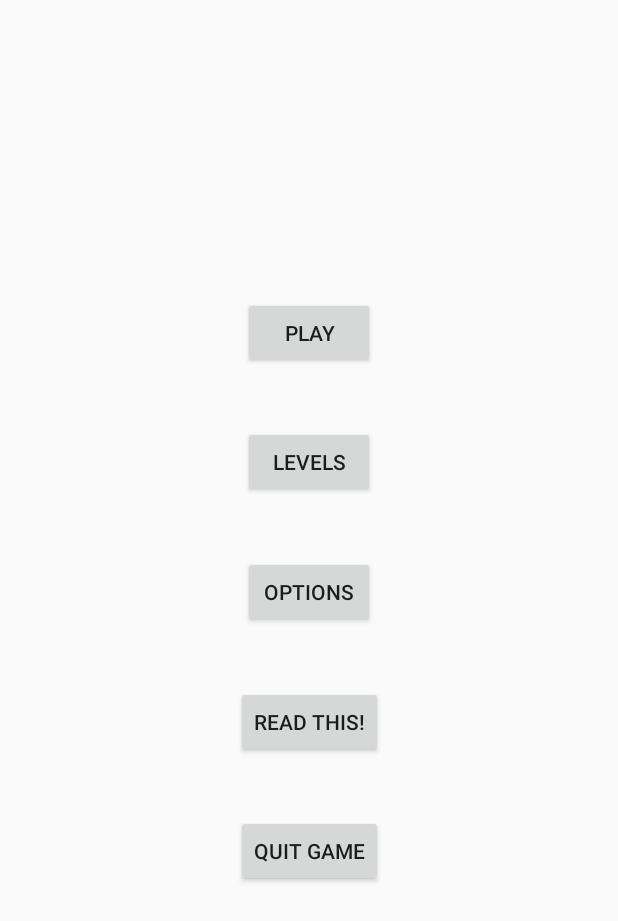
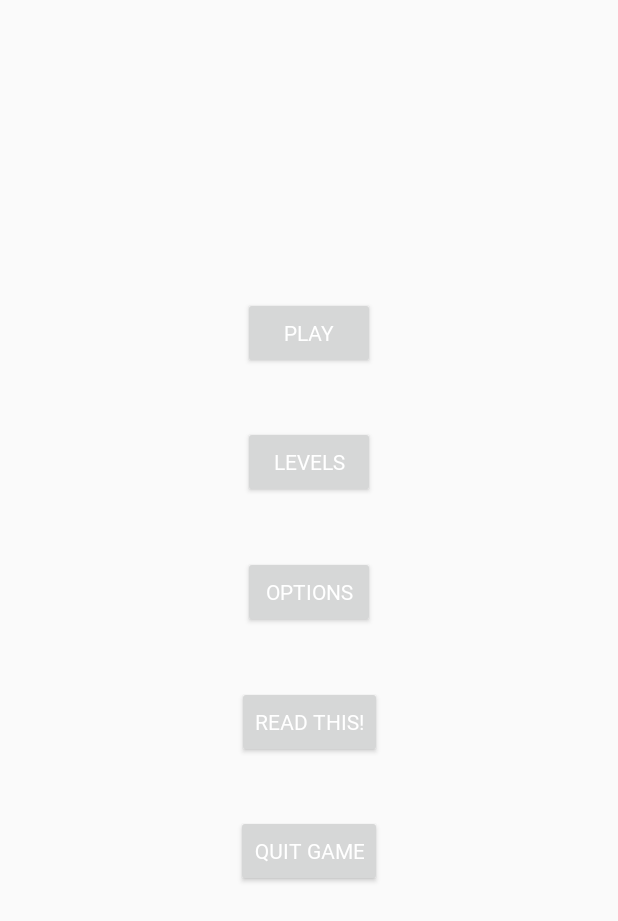
Before and after one commit to plohoicod/Doom-math, an Android app: the screen it shows after launch (MainActivity), on a phone screen of 412 x 824 dp. Shown: the top 921 px of the screen. Run offline under Robolectric (Android 15) with nearby library versions, the phone set to English and light mode, and no system bars.

Commit message:
doom font

```diff
--- a/app/src/main/res/layout/activity_main.xml
+++ b/app/src/main/res/layout/activity_main.xml
@@ -16,7 +16,9 @@
         android:layout_marginTop="183dp"
         android:layout_marginEnd="162dp"
         android:layout_marginBottom="12dp"
-        android:text="Play"
+        android:text="@string/app_play"
+        android:fontFamily="@font/doom"
+        android:textColor="@color/white"
         app:layout_constraintBottom_toTopOf="@+id/button2"
         app:layout_constraintEnd_toEndOf="parent"
         app:layout_constraintStart_toStartOf="parent"
@@ -30,7 +32,9 @@
         android:layout_marginTop="12dp"
         android:layout_marginEnd="162dp"
         android:layout_marginBottom="12dp"
-        android:text="Levels"
+        android:text="@string/app_levels"
+        android:fontFamily="@font/doom"
+        android:textColor="@color/white"
         app:layout_constraintBottom_toTopOf="@+id/button3"
         app:layout_constraintEnd_toEndOf="parent"
         app:layout_constraintStart_toStartOf="parent"
@@ -44,7 +48,9 @@
         android:layout_marginTop="12dp"
         android:layout_marginEnd="162dp"
         android:layout_marginBottom="12dp"
-        android:text="Options"
+        android:text="@string/app_options"
+        android:fontFamily="@font/doom"
+        android:textColor="@color/white"
         app:layout_constraintBottom_toTopOf="@+id/button4"
         app:layout_constraintEnd_toEndOf="parent"
         app:layout_constraintStart_toStartOf="parent"
@@ -58,7 +64,9 @@
         android:layout_marginTop="12dp"
         android:layout_marginEnd="157dp"
         android:layout_marginBottom="12dp"
-        android:text="Read this!"
+        android:text="@string/app_read_this"
+        android:fontFamily="@font/doom"
+        android:textColor="@color/white"
         app:layout_constraintBottom_toTopOf="@+id/quit"
         app:layout_constraintEnd_toEndOf="parent"
         app:layout_constraintStart_toStartOf="parent"
@@ -72,7 +80,9 @@
         android:layout_marginTop="12dp"
         android:layout_marginEnd="157dp"
         android:layout_marginBottom="218dp"
-        android:text="Quit Game"
+        android:text="@string/app_quit"
+        android:fontFamily="@font/doom"
+        android:textColor="@color/white"
         app:layout_constraintBottom_toBottomOf="parent"
         app:layout_constraintEnd_toEndOf="parent"
         app:layout_constraintStart_toStartOf="parent"
--- a/app/src/main/res/values/colors.xml
+++ b/app/src/main/res/values/colors.xml
@@ -3,4 +3,5 @@
     <color name="colorPrimary">#008577</color>
     <color name="colorPrimaryDark">#00574B</color>
     <color name="colorAccent">#D81B60</color>
+    <color name="white">#ffffff</color>
 </resources>
--- a/app/src/main/res/values/strings.xml
+++ b/app/src/main/res/values/strings.xml
@@ -1,3 +1,8 @@
 <resources>
     <string name="app_name">Doom math</string>
+    <string name="app_play">Play</string>
+    <string name="app_levels">Levels</string>
+    <string name="app_options">Options</string>
+    <string name="app_read_this">Read This!</string>
+    <string name="app_quit">Quit Game</string>
 </resources>
```
Also changed, not shown: app/src/main/res/font/DooM.ttf (added).
